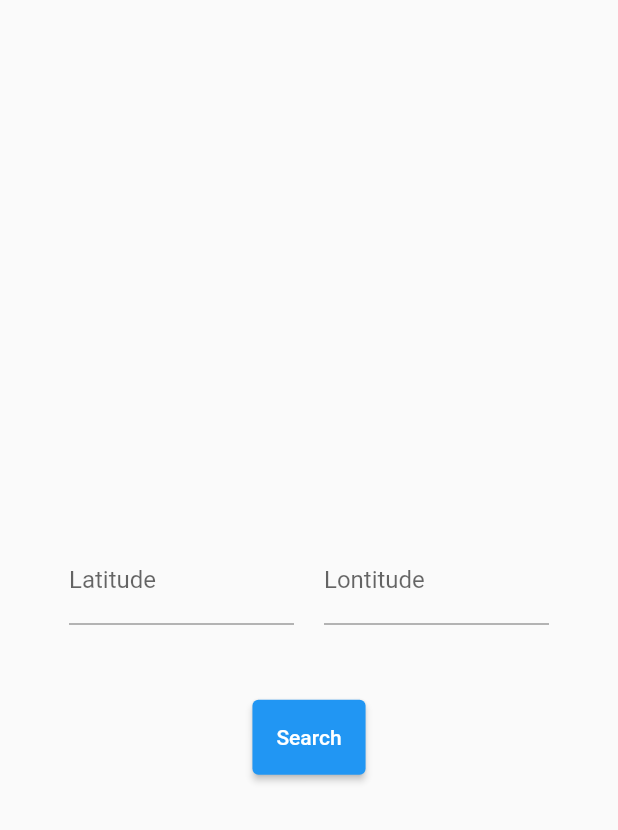
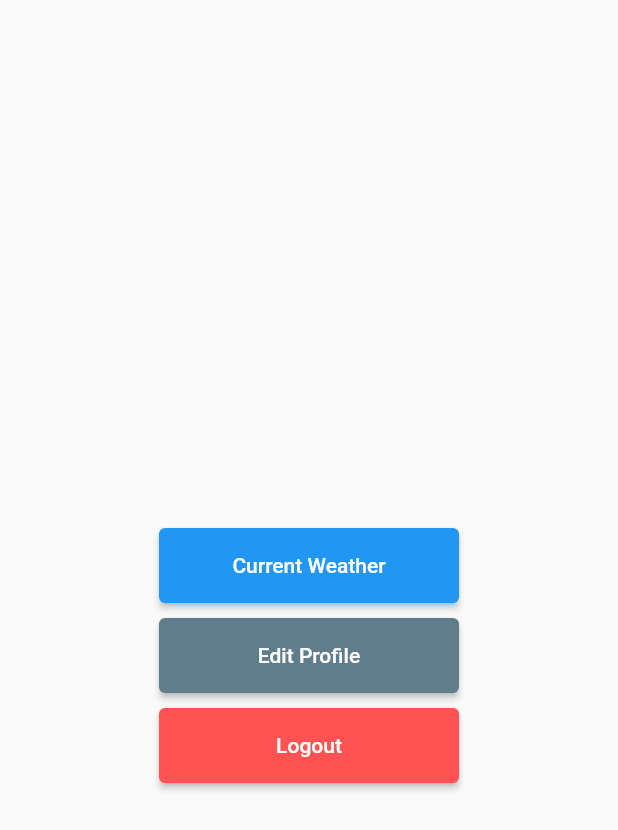
Before and after one commit to sorawisdev/flutter-example, a Flutter app: the screen it shows after launch, on a phone screen of 412 x 824 dp. Shown: the top 830 px of the screen. Run offline on Flutter 3.47's test engine with Material 2 defaults, Android fonts, the phone set to English and light mode, and no system bars; our stand-ins replace location.

Commit message:
version 0.0.1

```diff
--- a/lib/main.dart
+++ b/lib/main.dart
@@ -1,6 +1,5 @@
 import 'package:flutter/material.dart';
-import 'package:weather_app/model/model.dart';
-import 'package:weather_app/service/data_service.dart';
+import 'package:weather_app/screen/weatherscreen.dart';
 
 void main() {
   runApp(const MyApp());
@@ -17,91 +16,3 @@ class MyApp extends StatelessWidget {
     );
   }
 }
-
-class MyHomePage extends StatefulWidget {
-  const MyHomePage({Key? key}) : super(key: key);
-
-  @override
-  State<MyHomePage> createState() => _MyHomePageState();
-}
-
-class _MyHomePageState extends State<MyHomePage> {
-  final _latTextController = TextEditingController();
-  final _lonTextController = TextEditingController();
-  final _dataService = dataService();
-
-  WeatherResponse? _response;
-  @override
-  Widget build(BuildContext context) {
-    return Scaffold(
-      body: Center(
-        child: Column(
-          mainAxisAlignment: MainAxisAlignment.center,
-          crossAxisAlignment: CrossAxisAlignment.center,
-          children: [
-            if (_response != null)
-              Column(
-                children: [
-                  Image.network(_response!.iconURL),
-                  Text(
-                    '${_response!.tempInfo!.temperature}°C',
-                    style: const TextStyle(
-                      fontSize: 40,
-                    ),
-                  ),
-                  Text(
-                    '${_response!.weatherInfo!.description}',
-                    style: const TextStyle(
-                      color: Colors.grey,
-                    ),
-                  )
-                ],
-              ),
-            Padding(
-              padding: EdgeInsets.symmetric(vertical: 50),
-              child: Row(
-                mainAxisAlignment: MainAxisAlignment.center,
-                children: [
-                  SizedBox(
-                    width: 150,
-                    child: TextField(
-                      controller: _latTextController,
-                      decoration: InputDecoration(labelText: 'Latitude'),
-                      textAlign: TextAlign.start,
-                    ),
-                  ),
-                  const SizedBox(
-                    width: 20,
-                  ),
-                  SizedBox(
-                    width: 150,
-                    child: TextField(
-                      controller: _lonTextController,
-                      decoration: InputDecoration(labelText: 'Lontitude'),
-                      textAlign: TextAlign.start,
-                    ),
-                  ),
-                ],
-              ),
-            ),
-            Container(
-              height: 50,
-              child: ElevatedButton(
-                onPressed: _search,
-                child: Text("Search"),
-              ),
-            ),
-          ],
-        ),
-      ),
-    );
-  }
-
-  void _search() async {
-    final response = await _dataService.getWeather(
-        _latTextController.text, _lonTextController.text);
-    setState(() {
-      _response = response;
-    });
-  }
-}
--- a/lib/model/model.dart
+++ b/lib/model/model.dart
@@ -13,12 +13,32 @@ class WeatherInfo {
 
 class TemperatureInfo {
   final double? temperature;
+  final double? feel_like;
+  final double? temp_min;
+  final double? temp_max;
+  final double? humidity;
 
-  TemperatureInfo({this.temperature});
+  TemperatureInfo({
+    this.temperature,
+    this.temp_min,
+    this.temp_max,
+    this.feel_like,
+    this.humidity,
+  });
 
   factory TemperatureInfo.fromJson(Map<String, dynamic> json) {
     final temperature = json['temp'];
-    return TemperatureInfo(temperature: temperature);
+    final tempreaturemin = json['temp_min'];
+    final tempreaturemax = json['temp_max'];
+    final humidity = json['humidity'];
+    final feel_like = json['feels_like'];
+    return TemperatureInfo(
+      temperature: temperature,
+      feel_like: feel_like,
+      temp_min: tempreaturemin,
+      temp_max: tempreaturemax,
+      humidity: humidity,
+    );
   }
 }
 
@@ -35,12 +55,17 @@ class WeatherResponse {
 
   factory WeatherResponse.fromJson(Map<String, dynamic> json) {
     final cityName = json['name'];
+
     final tempInfoJson = json['main'];
     final tempInfo = TemperatureInfo.fromJson(tempInfoJson);
 
     final weatherInfoJson = json['weather'][0];
     final weatherInfo = WeatherInfo.fromJson(weatherInfoJson);
+
     return WeatherResponse(
-        cityName: cityName, tempInfo: tempInfo, weatherInfo: weatherInfo);
+      cityName: cityName,
+      tempInfo: tempInfo,
+      weatherInfo: weatherInfo,
+    );
   }
 }
--- /dev/null
+++ b/lib/screen/weatherscreen.dart
@@ -0,0 +1,188 @@
+import 'package:flutter/material.dart';
+import 'package:location/location.dart';
+import 'package:weather_app/model/model.dart';
+import 'package:weather_app/screen/more_info.dart';
+import 'package:weather_app/service/data_service.dart';
+
+class MyHomePage extends StatefulWidget {
+  const MyHomePage({Key? key}) : super(key: key);
+
+  @override
+  State<MyHomePage> createState() => _MyHomePageState();
+}
+
+class _MyHomePageState extends State<MyHomePage> {
+  // final _latTextController = TextEditingController();
+  // final _lonTextController = TextEditingController();
+  final _dataService = dataService();
+  late final lat, lng;
+  WeatherResponse? _response;
+
+  @override
+  void initState() {
+    super.initState();
+    findLatLng();
+  }
+
+  Future<Null> findLatLng() async {
+    LocationData? locationData = await findLocationData();
+    lat = locationData?.latitude;
+    lng = locationData?.longitude;
+    // print('latitude ${lat}, lontitude ${lng}');
+  }
+
+  Future<LocationData?> findLocationData() async {
+    Location location = Location();
+    try {
+      return location.getLocation();
+    } catch (e) {
+      return null;
+    }
+  }
+
+  @override
+  Widget build(BuildContext context) {
+    return Scaffold(
+      body: Center(
+        child: Column(
+          mainAxisAlignment: MainAxisAlignment.center,
+          crossAxisAlignment: CrossAxisAlignment.center,
+          children: [
+            Container(), // Head app bar
+            if (_response != null)
+              Column(
+                children: [
+                  Image.network(_response!.iconURL),
+                  Text(
+                    '${_response!.tempInfo!.temperature}°C',
+                    style: const TextStyle(
+                      fontSize: 40,
+                    ),
+                  ),
+                  Row(
+                    mainAxisAlignment: MainAxisAlignment.center,
+                    children: [
+                      Text(
+                        '${_response!.cityName}',
+                        style: const TextStyle(
+                            color: Colors.grey, fontWeight: FontWeight.w600),
+                      ),
+                      const SizedBox(
+                        width: 15,
+                      ),
+                      Text(
+                        '${_response!.weatherInfo!.description}',
+                        style: const TextStyle(
+                          color: Colors.grey,
+                        ),
+                      ),
+                    ],
+                  ),
+                  SizedBox(
+                    height: 30,
+                  ),
+                  Divider(),
+                  moreInformation(
+                    '${_response!.tempInfo!.temp_min}',
+                    '${_response!.tempInfo!.temp_max}',
+                    '${_response!.tempInfo!.feel_like}',
+                    '${_response!.tempInfo!.humidity}',
+                  ),
+                ],
+              ),
+            // Padding(
+            //   padding: EdgeInsets.symmetric(vertical: 50),
+            //   child: Row(
+            //     mainAxisAlignment: MainAxisAlignment.center,
+            //     children: [
+            //       SizedBox(
+            //         width: 150,
+            //         child: TextField(
+            //           controller: _latTextController,
+            //           decoration: InputDecoration(labelText: 'Latitude'),
+            //           textAlign: TextAlign.start,
+            //         ),
+            //       ),
+            //       const SizedBox(
+            //         width: 20,
+            //       ),
+            //       SizedBox(
+            //         width: 150,
+            //         child: TextField(
+            //           controller: _lonTextController,
+            //           decoration: InputDecoration(labelText: 'Lontitude'),
+            //           textAlign: TextAlign.start,
+            //         ),
+            //       ),
+            //     ],
+            //   ),
+            // ),
+
+            SizedBox(
+              height: 50,
+            ),
+            Container(
+              child: Column(
+                children: [
+                  SizedBox(
+                    height: 50,
+                    width: 200,
+                    child: ElevatedButton(
+                      onPressed: _search,
+                      child: Text("Current Weather"),
+                    ),
+                  ),
+                  const SizedBox(
+                    height: 10,
+                  ),
+                  SizedBox(
+                    height: 50,
+                    width: 200,
+                    child: ElevatedButton(
+                      style: ElevatedButton.styleFrom(
+                        primary: Colors.blueGrey, // background
+                        onPrimary: Colors.white, // foreground
+                      ),
+                      onPressed: () {},
+                      child: const Text(
+                        "Edit Profile",
+                      ),
+                    ),
+                  ),
+                  const SizedBox(
+                    height: 10,
+                  ),
+                  SizedBox(
+                    height: 50,
+                    width: 200,
+                    child: ElevatedButton(
+                      style: ElevatedButton.styleFrom(
+                        primary: Colors.redAccent, // background
+                        onPrimary: Colors.white, // foreground
+                      ),
+                      onPressed: () {},
+                      child: const Text(
+                        "Logout",
+                      ),
+                    ),
+                  ),
+                ],
+              ),
+            ),
+          ],
+        ),
+      ),
+    );
+  }
+
+  void _search() async {
+    final response = await _dataService.getWeather(
+      // _latTextController.text,
+      // _lonTextController.text,
+      lat.toString(), lng.toString(),
+    );
+    setState(() {
+      _response = response;
+    });
+  }
+}
--- a/pubspec.yaml
+++ b/pubspec.yaml
@@ -35,6 +35,8 @@ dependencies:
   # Use with the CupertinoIcons class for iOS style icons.
   cupertino_icons: ^1.0.2
   http: ^0.13.5
+  google_place: ^0.4.7
+  location: ^4.4.0
 
 dev_dependencies:
   flutter_test:
```
Also changed, not shown: lib/screen/more_info.dart (added, +74 -0 lines), pubspec.lock, 1 other file.
